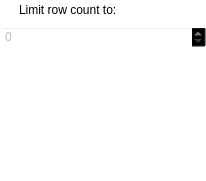
First picture: the form in widgets/rowsubset.ui, repository Elv13/sigrok_frontend, before the edit.
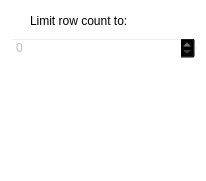
Second picture: the form after the edit.

```diff
--- a/widgets/rowsubset.ui
+++ b/widgets/rowsubset.ui
@@ -17,18 +17,6 @@
    <string notr="true">background-color:transparent;</string>
   </property>
   <layout class="QVBoxLayout" name="verticalLayout">
-   <property name="leftMargin">
-    <number>0</number>
-   </property>
-   <property name="topMargin">
-    <number>0</number>
-   </property>
-   <property name="rightMargin">
-    <number>0</number>
-   </property>
-   <property name="bottomMargin">
-    <number>0</number>
-   </property>
    <item>
     <widget class="QCheckBox" name="checkBox">
      <property name="text">
```
Left out of the diff: 36 changed lines with no effect on the pictures.
